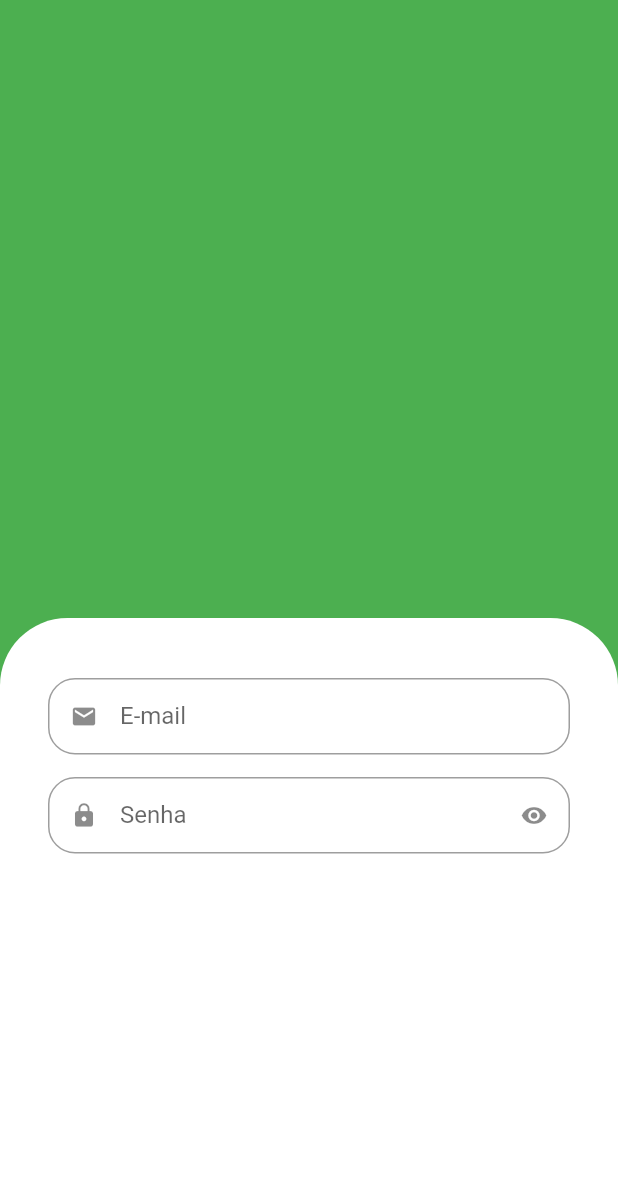
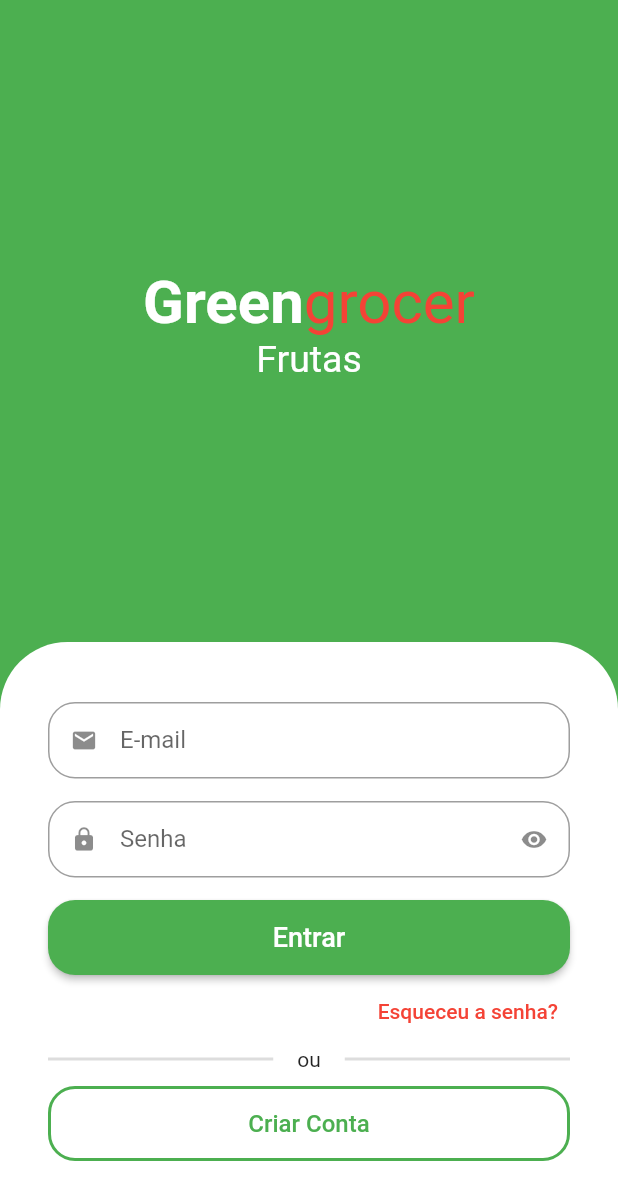
Before and after one commit to douglasgmsantos/udemy-quitanda, a Flutter app: the screen it shows after launch, on a phone screen of 412 x 824 dp. Shown: the top 1200 px of the screen. Run offline on Flutter 3.47's test engine with Material 2 defaults, Android fonts, the phone set to English and light mode, and no system bars; drawn by our look-alikes of animated_text_kit.

Commit message:
feat: Adicionando formulario e melhorias na tela de login

```diff
--- a/lib/src/auth/sign_in_screen.dart
+++ b/lib/src/auth/sign_in_screen.dart
@@ -1,3 +1,4 @@
+import 'package:animated_text_kit/animated_text_kit.dart';
 import 'package:flutter/material.dart';
 import 'package:quitanda/src/auth/components/custom_text_field.dart';
 
@@ -11,30 +12,121 @@ class SignInScreen extends StatelessWidget {
       body: Column(
         children: [
           Expanded(
-            child: Container(
-              color: Colors.green,
+            child: Column(
+              mainAxisAlignment: MainAxisAlignment.center,
+              children: [
+                //nome do App
+                const Text.rich(TextSpan(
+                    style: TextStyle(
+                      fontSize: 40,
+                    ),
+                    children: [
+                      TextSpan(
+                          text: "Green",
+                          style: TextStyle(
+                              color: Colors.white,
+                              fontWeight: FontWeight.bold)),
+                      TextSpan(
+                          text: "grocer", style: TextStyle(color: Colors.red))
+                    ])),
+
+                SizedBox(
+                  height: 25,
+                  child: DefaultTextStyle(
+                    style: const TextStyle(fontSize: 25),
+                    child: AnimatedTextKit(
+                        pause: Duration.zero,
+                        repeatForever: true,
+                        animatedTexts: [
+                          FadeAnimatedText("Frutas"),
+                          FadeAnimatedText("Verduras"),
+                          FadeAnimatedText("Legumes"),
+                          FadeAnimatedText("Cereais"),
+                          FadeAnimatedText("Laticíneos")
+                        ]),
+                  ),
+                )
+              ],
             ),
           ),
-          Expanded(
-            child: Container(
+
+          // Formulário
+          Container(
             padding: const EdgeInsets.symmetric(horizontal: 32, vertical: 40),
             decoration: const BoxDecoration(
                 color: Colors.white,
-                  borderRadius:
-                      BorderRadius.vertical(top: Radius.circular(45))),
+                borderRadius: BorderRadius.vertical(top: Radius.circular(45))),
             child: Column(
+              crossAxisAlignment: CrossAxisAlignment.stretch,
               children: [
-                  CustomTextField(
+                const CustomTextField(
                   label: "E-mail",
                   icon: Icons.email,
                 ),
-                  CustomTextField(
+                const CustomTextField(
                   label: "Senha",
                   icon: Icons.lock,
                   isSecret: true,
                 ),
+                SizedBox(
+                  height: 50,
+                  child: ElevatedButton(
+                      style: ElevatedButton.styleFrom(
+                          shape: RoundedRectangleBorder(
+                              borderRadius: BorderRadius.circular(18))),
+                      onPressed: () {},
+                      child: const Text(
+                        "Entrar",
+                        style: TextStyle(fontSize: 18),
+                      )),
+                ),
+                Align(
+                  alignment: Alignment.centerRight,
+                  child: TextButton(
+                      onPressed: () {},
+                      child: const Text(
+                        "Esqueceu a senha?",
+                        style: TextStyle(color: Colors.red),
+                      )),
+                ),
+                Row(
+                  children: [
+                    Expanded(
+                      child: Divider(
+                        color: Colors.grey.withAlpha(90),
+                        thickness: 2,
+                      ),
+                    ),
+                    const Padding(
+                      padding: EdgeInsets.symmetric(horizontal: 16),
+                      child: Text("ou"),
+                    ),
+                    Expanded(
+                      child: Divider(
+                        color: Colors.grey.withAlpha(90),
+                        thickness: 2,
+                      ),
+                    ),
                   ],
                 ),
+                Padding(
+                  padding: const EdgeInsets.symmetric(vertical: 10),
+                  child: SizedBox(
+                    height: 50,
+                    child: OutlinedButton(
+                        style: OutlinedButton.styleFrom(
+                            shape: RoundedRectangleBorder(
+                                borderRadius: BorderRadius.circular(18)),
+                            side: const BorderSide(
+                                width: 2, color: Colors.green)),
+                        onPressed: () {},
+                        child: const Text(
+                          "Criar Conta",
+                          style: TextStyle(fontSize: 16),
+                        )),
+                  ),
+                )
+              ],
             ),
           )
         ],
--- a/pubspec.yaml
+++ b/pubspec.yaml
@@ -9,6 +9,7 @@ environment:
 dependencies:
   flutter:
     sdk: flutter
+  animated_text_kit: ^4.2.2
 
 dev_dependencies:
   flutter_test:
```
Also changed, not shown: pubspec.lock. Lines whose indentation alone changed are shown as unchanged.
